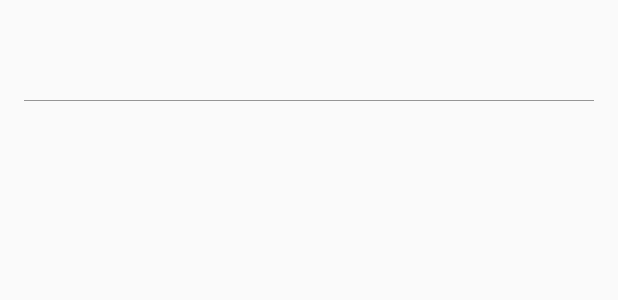
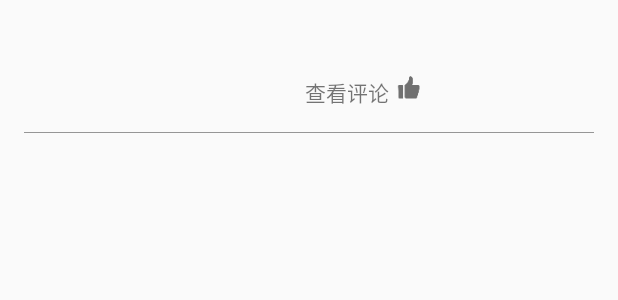
Before and after one commit to sjo146/homework_HL_VR, an Android app: the layout item_panorana_image.xml on its own in the app's theme, with its tools: preview values and no code run, on a phone screen of 412 x 824 dp. Shown: the top 300 px of the screen. Run offline under Robolectric (Android 15) with nearby library versions, the phone set to English and light mode, and no system bars; plain views replace PercentRelativeLayout.

Commit message:
修改页面增加了点赞图标和查看评论

```diff
--- a/app/build.gradle
+++ b/app/build.gradle
@@ -66,6 +66,6 @@ dependencies {
     api 'com.google.vr:sdk-panowidget:1.80.0'
     api 'commons-codec:commons-codec:1.10'
     api 'com.github.CymChad:BaseRecyclerViewAdapterHelper:2.9.28'
-
+    api 'com.github.gb-nick:PagerSlidingTabStrip:v1.0.5'
     implementation 'com.android.support:support-v4:27.1.1'
 }
--- a/app/src/main/AndroidManifest.xml
+++ b/app/src/main/AndroidManifest.xml
@@ -15,13 +15,14 @@
         <activity android:name=".login.RegisterActivity">
         </activity>
         <activity android:name=".login.LoginActivity">
+
+        </activity>
+        <activity android:name=".StartActivity">
             <intent-filter>
                 <action android:name="android.intent.action.MAIN"/>
 
                 <category android:name="android.intent.category.LAUNCHER"/>
             </intent-filter>
-        </activity>
-        <activity android:name=".StartActivity">
         </activity>
         <activity android:name=".MainActivity">
         </activity>
--- a/app/src/main/java/com/sunfusheng/vr/adapter/RecycleAdapter.java
+++ b/app/src/main/java/com/sunfusheng/vr/adapter/RecycleAdapter.java
@@ -33,12 +33,16 @@ public class RecycleAdapter extends RecyclerView.Adapter<RecycleAdapter.ViewHold
         ImageView imageView;
         TextView tv_title;
         TextView tv_desc;
+        TextView tv_comment;
+        ImageView zan_img;
 
         public ViewHolder(View itemView) {
             super(itemView);
             imageView = itemView.findViewById(R.id.imageView);
             tv_title = itemView.findViewById(R.id.tv_title);
             tv_desc = itemView.findViewById(R.id.tv_desc);
+            tv_comment=itemView.findViewById(R.id.tv_comment);
+            zan_img=itemView.findViewById(R.id.zan_img);
 
         }
     }
--- a/app/src/main/java/com/sunfusheng/vr/login/LoginActivity.java
+++ b/app/src/main/java/com/sunfusheng/vr/login/LoginActivity.java
@@ -388,7 +388,7 @@ public class LoginActivity extends AppCompatActivity implements View.OnClickList
     //登录
     boolean loginresult=false;
     private void loginRequest() {
-        String urlString=getResources().getString(R.string.loginurl);
+        String urlString=getResources().getString(R.string.connecturl);
         String username=mEtLoginUsername.getText().toString();
         String pwd=mEtLoginPwd.getText().toString();
         new Thread(new Runnable() {
--- a/app/src/main/java/com/sunfusheng/vr/login/RegisterActivity.java
+++ b/app/src/main/java/com/sunfusheng/vr/login/RegisterActivity.java
@@ -149,7 +149,7 @@ public class RegisterActivity extends AppCompatActivity implements View.OnClickL
     }
     int  registerresult;
     private void registerRequest() {
-        String urlString=getResources().getString(R.string.registerurl);
+        String urlString=getResources().getString(R.string.connecturl);
         String username=mEtRegisterUsername.getText().toString();
         String pwd=mEtRegisterPwd.getText().toString();
         new Thread(new Runnable() {
--- a/app/src/main/res/layout/activity_main.xml
+++ b/app/src/main/res/layout/activity_main.xml
@@ -57,10 +57,14 @@
             android:text="@string/app_name"/>
     </android.support.percent.PercentRelativeLayout>
 
+
+
     <android.support.v7.widget.RecyclerView
         android:id="@+id/recyclerView"
         android:layout_width="match_parent"
         android:layout_height="match_parent"
         app:layout_behavior="@string/appbar_scrolling_view_behavior"/>
 
+
+
 </LinearLayout>
--- a/app/src/main/res/layout/item_panorana_image.xml
+++ b/app/src/main/res/layout/item_panorana_image.xml
@@ -12,6 +12,7 @@
     <RelativeLayout
         android:layout_width="match_parent"
         android:layout_height="wrap_content">
+
         <TextView
             android:id="@+id/tv_title"
             android:layout_width="match_parent"
@@ -34,6 +35,19 @@
             android:textColor="@color/c2"
             android:textSize="@dimen/f10"/>
 
+        <ImageView
+                android:layout_marginLeft="5dp"
+                android:layout_marginRight="15dp"
+                android:layout_below="@+id/tv_desc"
+                android:layout_toLeftOf="@+id/prl_image"
+                android:layout_width="wrap_content"
+                android:layout_height="wrap_content" app:srcCompat="@mipmap/zan_un" android:id="@+id/zan_img"/>
+        <TextView
+                android:layout_below="@+id/tv_desc"
+                android:layout_toLeftOf="@+id/zan_img"
+                android:text="@string/comment"
+                android:layout_width="wrap_content"
+                android:layout_height="wrap_content" android:id="@+id/tv_comment"/>
         <android.support.percent.PercentRelativeLayout
             android:id="@+id/prl_image"
             android:layout_width="100dp"
--- a/app/src/main/res/values/strings.xml
+++ b/app/src/main/res/values/strings.xml
@@ -1,6 +1,6 @@
 <resources>
     <string name="app_name">VR_Test</string>
-    <string name="connecturl">http://119.23.224.10:8090/</string>
+    <string name="connecturl">http://10.87.190.67:8090/</string>
     <!-- TODO: Remove or change this placeholder text -->
     <string name="hello_blank_fragment">Hello blank fragment</string>
     <string name="title">看世界</string>
@@ -33,4 +33,5 @@
     <string name="reset_pwd_submit">确认</string>
     <string name="message_pwd_error">密码错误</string>
     <string name="message_username_null">用户名未填写！！！</string>
+    <string name="comment">查看评论</string>
 </resources>
```
Also changed, not shown: app/src/main/java/com/sunfusheng/vr/MainActivity.java (+8 -0 lines), app/src/main/res/mipmap-xxxhdpi/zan.png (added), app/src/main/res/mipmap-xxxhdpi/zan_un.png (added).
